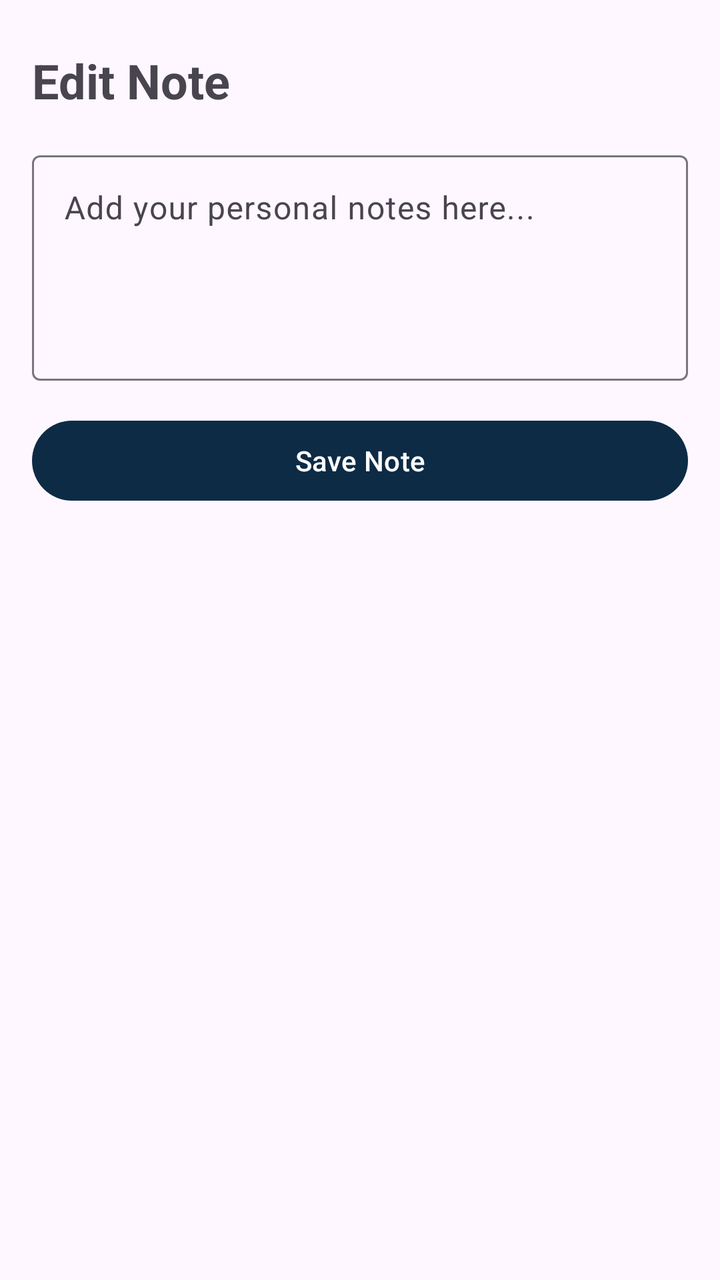
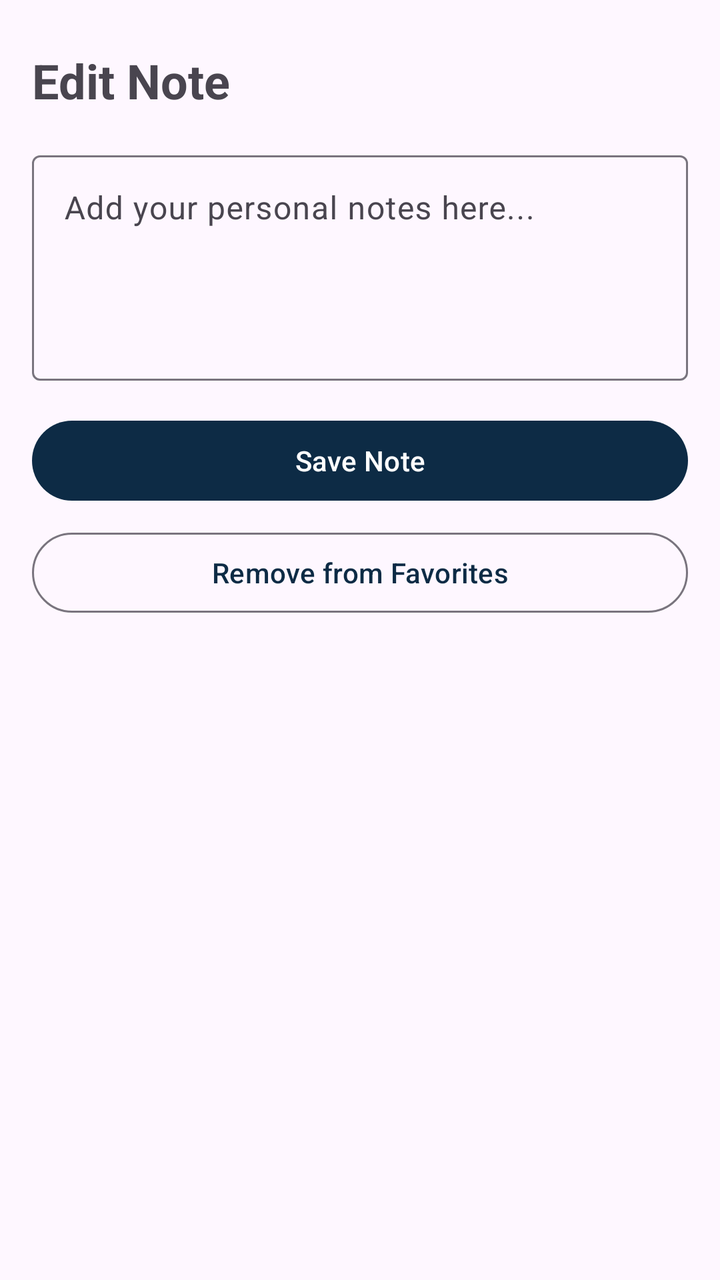

Screens rendered from an Android XML layout before and after an edit, with the pre-edit source and the edit as a unified diff.
<!-- AndroidManifest.xml: application theme Theme.TripExplorer -->
<!-- res/layout/fragment_edit_note.xml -->
<?xml version="1.0" encoding="utf-8"?>
<androidx.constraintlayout.widget.ConstraintLayout xmlns:android="http://schemas.android.com/apk/res/android"
    xmlns:app="http://schemas.android.com/apk/res-auto"
    android:layout_width="match_parent"
    android:layout_height="match_parent">

    <TextView
        android:id="@+id/tvEditNoteTitle"
        android:layout_width="0dp"
        android:layout_height="wrap_content"
        android:layout_marginStart="16dp"
        android:layout_marginTop="24dp"
        android:layout_marginEnd="16dp"
        android:text="@string/edit_note_title_default"
        android:textSize="24sp"
        android:textStyle="bold"
        app:layout_constraintEnd_toEndOf="parent"
        app:layout_constraintStart_toStartOf="parent"
        app:layout_constraintTop_toTopOf="parent" />

    <com.google.android.material.textfield.TextInputLayout
        android:id="@+id/tilUserNote"
        android:layout_width="0dp"
        android:layout_height="wrap_content"
        android:layout_marginStart="16dp"
        android:layout_marginTop="16dp"
        android:layout_marginEnd="16dp"
        android:hint="@string/note_hint"
        app:layout_constraintEnd_toEndOf="parent"
        app:layout_constraintStart_toStartOf="parent"
        app:layout_constraintTop_toBottomOf="@id/tvEditNoteTitle">

        <com.google.android.material.textfield.TextInputEditText
            android:id="@+id/etUserNote"
            android:layout_width="match_parent"
            android:layout_height="wrap_content"
            android:gravity="top|start"
            android:inputType="textMultiLine|textCapSentences"
            android:minLines="4"
            android:maxLines="6" />
    </com.google.android.material.textfield.TextInputLayout>

    <com.google.android.material.button.MaterialButton
        android:id="@+id/btnSaveNote"
        android:layout_width="0dp"
        android:layout_height="wrap_content"
        android:layout_marginStart="16dp"
        android:layout_marginTop="16dp"
        android:layout_marginEnd="16dp"
        android:text="@string/save_note"
        app:layout_constraintEnd_toEndOf="parent"
        app:layout_constraintStart_toStartOf="parent"
        app:layout_constraintTop_toBottomOf="@id/tilUserNote" />

</androidx.constraintlayout.widget.ConstraintLayout>
<!-- resources referenced by this layout -->
<resources>
  <string name="edit_note_title_default">Edit Note</string>
  <string name="note_hint">Add your personal notes here...</string>
  <string name="save_note">Save Note</string>
  <style name="Theme.TripExplorer" parent="Base.Theme.TripExplorer" />
  <style name="Base.Theme.TripExplorer" parent="Theme.Material3.DayNight.NoActionBar">
          <item name="colorPrimary">@color/deep_blue</item>
          <item name="colorOnPrimary">@color/white</item>
          <item name="colorPrimaryContainer">@color/deep_blue_container</item>
          <item name="colorOnPrimaryContainer">@color/white</item>
          <item name="colorSecondary">@color/warm_brown</item>
          <item name="colorSecondaryContainer">@color/deep_blue_container</item>
          <item name="colorOnSecondaryContainer">@color/white</item>
          <item name="colorSurface">@color/warm_beige</item>
          <item name="android:statusBarColor">@color/deep_blue</item>
          <item name="android:navigationBarColor">@color/black</item>
          <item name="android:windowLightStatusBar">false</item>
      </style>
  <color name="deep_blue">#0D2B45</color>
  <color name="white">#FFFFFFFF</color>
  <color name="deep_blue_container">#123A5A</color>
  <color name="warm_brown">#4E342E</color>
  <color name="warm_beige">#F5EFE6</color>
  <color name="black">#FF000000</color>
</resources>

<!-- the commit's change to res/layout/fragment_edit_note.xml (unified diff, before → after) -->
@@ -52,4 +52,17 @@
         app:layout_constraintStart_toStartOf="parent"
         app:layout_constraintTop_toBottomOf="@id/tilUserNote" />
 
+    <com.google.android.material.button.MaterialButton
+        android:id="@+id/btnRemoveFavorite"
+        style="?attr/materialButtonOutlinedStyle"
+        android:layout_width="0dp"
+        android:layout_height="wrap_content"
+        android:layout_marginStart="16dp"
+        android:layout_marginTop="8dp"
+        android:layout_marginEnd="16dp"
+        android:text="@string/remove_from_favorites"
+        app:layout_constraintEnd_toEndOf="parent"
+        app:layout_constraintStart_toStartOf="parent"
+        app:layout_constraintTop_toBottomOf="@id/btnSaveNote" />
+
 </androidx.constraintlayout.widget.ConstraintLayout>
<!-- resource entries referenced after the edit -->
@@ -2,6 +2,7 @@
 <resources>
   <string name="edit_note_title_default">Edit Note</string>
   <string name="note_hint">Add your personal notes here...</string>
+  <string name="remove_from_favorites">Remove from Favorites</string>
   <string name="save_note">Save Note</string>
   <style name="Theme.TripExplorer" parent="Base.Theme.TripExplorer" />
   <style name="Base.Theme.TripExplorer" parent="Theme.Material3.DayNight.NoActionBar">
